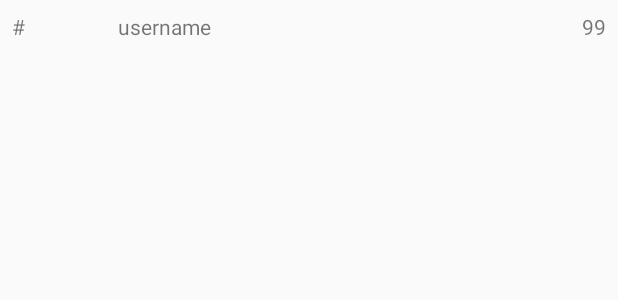
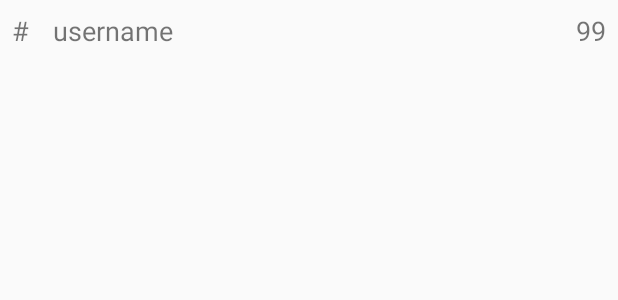
Before and after one commit to connorlof/HelloWorldQuiz, an Android app: the layout label.xml on its own in the app's theme, with its tools: preview values and no code run, on a phone screen of 412 x 824 dp. Shown: the top 300 px of the screen. Run offline under Robolectric (Android 15) with nearby library versions, the phone set to English and light mode, and no system bars.

Commit message:
Each tab (personal, weekly, all-time) is now properly generating the top 100 scores from the FireStore database. Additional visual improvements to the Label.xml file have been made.

```diff
--- a/app/src/main/java/com/loftydevelopment/helloworldquiz/Score.kt
+++ b/app/src/main/java/com/loftydevelopment/helloworldquiz/Score.kt
@@ -3,7 +3,7 @@ package com.loftydevelopment.helloworldquiz
 import com.google.firebase.firestore.ServerTimestamp
 import java.util.*
 
-class Score {
+class Score : Comparable<Score>{
 
     var uid: String? = null
     var displayName: String? = null
@@ -19,5 +19,8 @@ class Score {
         this.quizScore = quizScore
     }
 
+    override fun compareTo(other: Score): Int {
+        return other.quizScore!! - this.quizScore!!
+    }
 
 }
--- a/app/src/main/res/layout/label.xml
+++ b/app/src/main/res/layout/label.xml
@@ -4,7 +4,7 @@
               android:layout_height="wrap_content"
               android:orientation="vertical" >
 
-    <LinearLayout
+    <RelativeLayout
             android:layout_width="fill_parent"
             android:layout_height="wrap_content"
             android:orientation="horizontal"
@@ -13,34 +13,39 @@
         <LinearLayout
                 android:layout_width="wrap_content"
                 android:layout_height="wrap_content"
-                android:layout_weight=".5"
-                android:orientation="vertical">
+                android:orientation="vertical"
+                android:id="@+id/linear1"
+        >
 
             <TextView
                     android:layout_width="match_parent"
                     android:layout_height="wrap_content"
                     android:padding="8dp"
-                    android:text="#" android:id="@+id/textView_rank"/>
+                    android:text="#" android:id="@+id/textView_rank" android:textSize="18sp"/>
         </LinearLayout>
 
         <LinearLayout
                 android:layout_width="wrap_content"
                 android:layout_height="wrap_content"
-                android:layout_weight="1.5"
-                android:orientation="vertical">
+                android:orientation="vertical"
+                android:layout_toRightOf="@+id/linear1"
+                android:id="@+id/linear2"
+        >
 
             <TextView
                     android:layout_width="match_parent"
                     android:layout_height="wrap_content"
                     android:padding="8dp"
-                    android:text="username" android:id="@+id/textView_name"/>
+                    android:text="username" android:id="@+id/textView_name" android:textSize="18sp"/>
         </LinearLayout>
 
         <LinearLayout
                 android:layout_width="wrap_content"
                 android:layout_height="wrap_content"
-                android:layout_weight="1"
-                android:orientation="vertical">
+                android:orientation="vertical"
+                android:layout_alignParentEnd="true"
+                android:id="@+id/linear3"
+        >
 
             <TextView
                     android:layout_width="match_parent"
@@ -48,8 +53,8 @@
                     android:padding="8dp"
                     android:text="99" android:id="@+id/textView_score"
                     android:textAlignment="viewEnd"
-            />
+                    android:textSize="18sp"/>
         </LinearLayout>
-    </LinearLayout>
+    </RelativeLayout>
 
 </LinearLayout>
```
Also changed, not shown: app/src/main/java/com/loftydevelopment/helloworldquiz/MainActivity.kt (+17 -2 lines), app/src/main/java/com/loftydevelopment/helloworldquiz/ScoreActivity.kt (+39 -9 lines).
